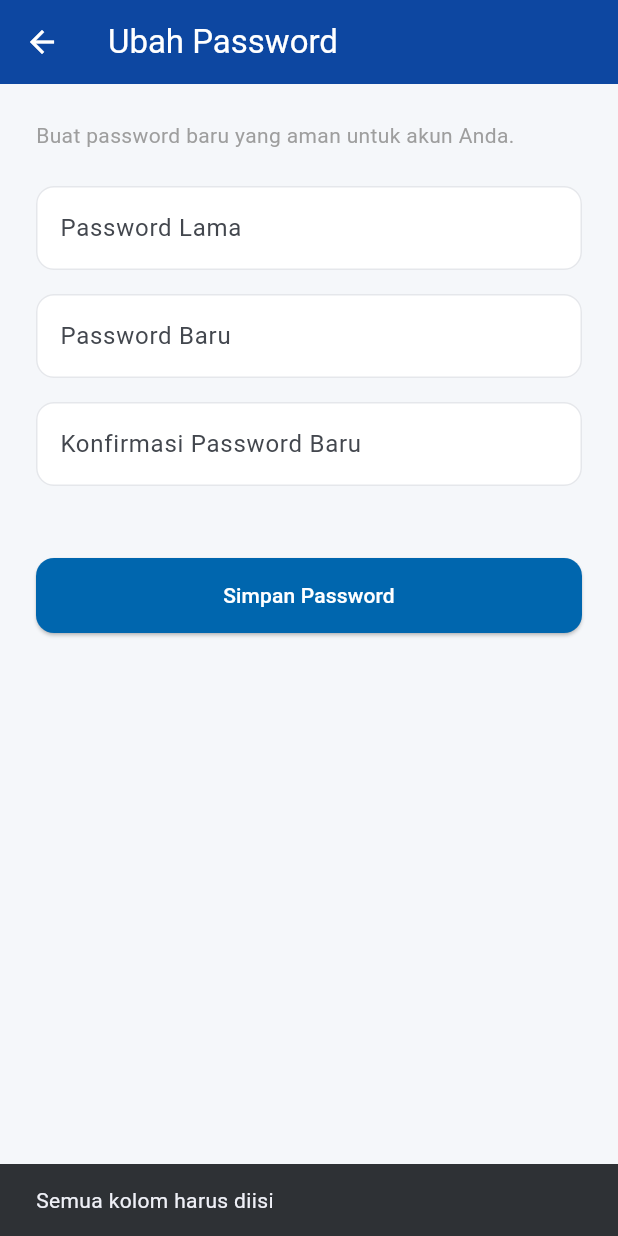
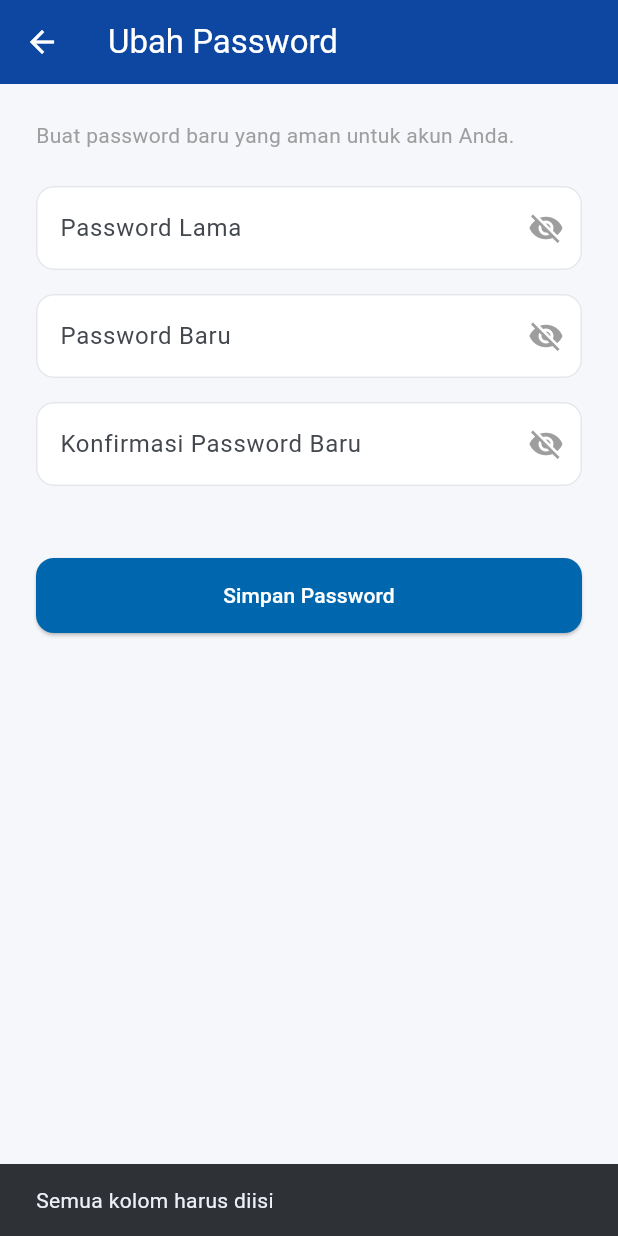
Before and after one commit to yhsptraa/mobile-banking-flutter, a Flutter app: the ChangePasswordScreen screen opened directly, after a tap on "Simpan Password", on a phone screen of 412 x 824 dp. Run offline on Flutter 3.47's test engine with Material 3 defaults, Android fonts, the phone set to English and light mode, and no system bars; our stand-ins replace drift, drift_flutter, flutter_riverpod, image_picker; missing offline and left inert: mobile_scanner; accounts and stored records are empty; generated files the repository leaves out were written again.

Commit message:
Menambahkan tombol lihat password untuk cross check di halaman ubah password

```diff
--- a/lib/features/profile/screens/change_password_screen.dart
+++ b/lib/features/profile/screens/change_password_screen.dart
@@ -1,25 +1,30 @@
 import 'package:flutter/material.dart';
 import 'package:flutter_riverpod/flutter_riverpod.dart';
 
-import '../../../core/widgets/app_input.dart';
 import '../../../core/widgets/app_button.dart';
 import '../../../data/repositories/user_repository.dart';
-import '../../../data/local/app_database.dart';
+import '../../../state/session_controller.dart';
 
 class ChangePasswordScreen extends ConsumerStatefulWidget {
   const ChangePasswordScreen({super.key});
 
   @override
-  ConsumerState<ChangePasswordScreen> createState() => _ChangePasswordScreenState();
+  ConsumerState<ChangePasswordScreen> createState() =>
+      _ChangePasswordScreenState();
 }
 
 class _ChangePasswordScreenState extends ConsumerState<ChangePasswordScreen> {
   final TextEditingController _oldPasswordController = TextEditingController();
   final TextEditingController _newPasswordController = TextEditingController();
-  final TextEditingController _confirmPasswordController = TextEditingController();
+  final TextEditingController _confirmPasswordController =
+      TextEditingController();
+
+  // State untuk toggle ikon mata (show/hide password)
+  bool _obscureOldPassword = true;
+  bool _obscureNewPassword = true;
+  bool _obscureConfirmPassword = true;
 
   bool _isLoading = false;
-  final int _currentUserId = 1;
 
   @override
   void dispose() {
@@ -30,20 +35,23 @@ class _ChangePasswordScreenState extends ConsumerState<ChangePasswordScreen> {
   }
 
   Future<void> _updatePassword() async {
+    if (_isLoading) return;
     final oldPassword = _oldPasswordController.text;
     final newPassword = _newPasswordController.text;
     final confirmPassword = _confirmPasswordController.text;
 
     if (oldPassword.isEmpty || newPassword.isEmpty || confirmPassword.isEmpty) {
-      ScaffoldMessenger.of(context).showSnackBar(
-        const SnackBar(content: Text('Semua kolom harus diisi')),
-      );
+      ScaffoldMessenger.of(
+        context,
+      ).showSnackBar(const SnackBar(content: Text('Semua kolom harus diisi')));
       return;
     }
 
     if (newPassword != confirmPassword) {
       ScaffoldMessenger.of(context).showSnackBar(
-        const SnackBar(content: Text('Password baru dan konfirmasi tidak cocok')),
+        const SnackBar(
+          content: Text('Password baru dan konfirmasi tidak cocok'),
+        ),
       );
       return;
     }
@@ -52,43 +60,33 @@ class _ChangePasswordScreenState extends ConsumerState<ChangePasswordScreen> {
 
     try {
       final userRepository = ref.read(userRepositoryProvider);
-      final user = await userRepository.getUserById(_currentUserId);
-
-      if (user == null) {
-        throw Exception('User tidak ditemukan');
+      final session = ref.read(sessionControllerProvider);
+      if (!session.isLoggedIn) {
+        throw StateError('Sesi berakhir. Silakan login kembali');
       }
-
-      if (user.passwordHash != oldPassword) {
-        ScaffoldMessenger.of(context).showSnackBar(
-          const SnackBar(content: Text('Password lama salah')),
-        );
-        setState(() => _isLoading = false);
+      final changed = await userRepository.changePassword(
+        userId: session.userId!,
+        oldPassword: oldPassword,
+        newPassword: newPassword,
+      );
+      if (!mounted) return;
+      if (!changed) {
+        ScaffoldMessenger.of(context)
+            .showSnackBar(const SnackBar(content: Text('Password lama salah')));
         return;
       }
-
-      final updatedUser = UserModel(
-        id: user.id,
-        username: user.username,
-        fullName: user.fullName,
-        passwordHash: newPassword,
-        createdAt: user.createdAt,
-        phoneNumber: user.phoneNumber,
-        profileImagePath: user.profileImagePath,
-      );
-
-      await userRepository.upsertUser(updatedUser);
 
       if (mounted) {
         ScaffoldMessenger.of(context).showSnackBar(
           const SnackBar(content: Text('Password berhasil diubah')),
         );
-        Navigator.pop(context);
+        Navigator.pop(context, true);
       }
     } catch (e) {
       if (mounted) {
-        ScaffoldMessenger.of(context).showSnackBar(
-          SnackBar(content: Text('Gagal mengubah password: $e')),
-        );
+        ScaffoldMessenger.of(
+          context,
+        ).showSnackBar(SnackBar(content: Text('Gagal mengubah password: $e')));
       }
     } finally {
       if (mounted) {
@@ -116,24 +114,75 @@ class _ChangePasswordScreenState extends ConsumerState<ChangePasswordScreen> {
                 ),
                 const SizedBox(height: 24),
 
-                AppInput(
-                  label: 'Password Lama',
+                // Password Lama dengan ikon mata
+                TextFormField(
                   controller: _oldPasswordController,
-                  isPassword: true,
+                  obscureText: _obscureOldPassword,
+                  decoration: InputDecoration(
+                    labelText: 'Password Lama',
+                    border: const OutlineInputBorder(),
+                    suffixIcon: IconButton(
+                      icon: Icon(
+                        _obscureOldPassword
+                            ? Icons.visibility_off
+                            : Icons.visibility,
+                        color: Colors.grey,
+                      ),
+                      onPressed: () {
+                        setState(() {
+                          _obscureOldPassword = !_obscureOldPassword;
+                        });
+                      },
+                    ),
+                  ),
                 ),
                 const SizedBox(height: 16),
 
-                AppInput(
-                  label: 'Password Baru',
+                // Password Baru dengan ikon mata
+                TextFormField(
                   controller: _newPasswordController,
-                  isPassword: true,
+                  obscureText: _obscureNewPassword,
+                  decoration: InputDecoration(
+                    labelText: 'Password Baru',
+                    border: const OutlineInputBorder(),
+                    suffixIcon: IconButton(
+                      icon: Icon(
+                        _obscureNewPassword
+                            ? Icons.visibility_off
+                            : Icons.visibility,
+                        color: Colors.grey,
+                      ),
+                      onPressed: () {
+                        setState(() {
+                          _obscureNewPassword = !_obscureNewPassword;
+                        });
+                      },
+                    ),
+                  ),
                 ),
                 const SizedBox(height: 16),
 
-                AppInput(
-                  label: 'Konfirmasi Password Baru',
+                // Konfirmasi Password Baru dengan ikon mata
+                TextFormField(
                   controller: _confirmPasswordController,
-                  isPassword: true,
+                  obscureText: _obscureConfirmPassword,
+                  decoration: InputDecoration(
+                    labelText: 'Konfirmasi Password Baru',
+                    border: const OutlineInputBorder(),
+                    suffixIcon: IconButton(
+                      icon: Icon(
+                        _obscureConfirmPassword
+                            ? Icons.visibility_off
+                            : Icons.visibility,
+                        color: Colors.grey,
+                      ),
+                      onPressed: () {
+                        setState(() {
+                          _obscureConfirmPassword = !_obscureConfirmPassword;
+                        });
+                      },
+                    ),
+                  ),
                 ),
                 const SizedBox(height: 48),
 
```
Also changed, not shown: lib/data/local/app_database.dart (+16 -1 lines), lib/data/repositories/user_repository.dart (+38 -5 lines), lib/features/profile/screens/profile_screen.dart (+79 -37 lines).
